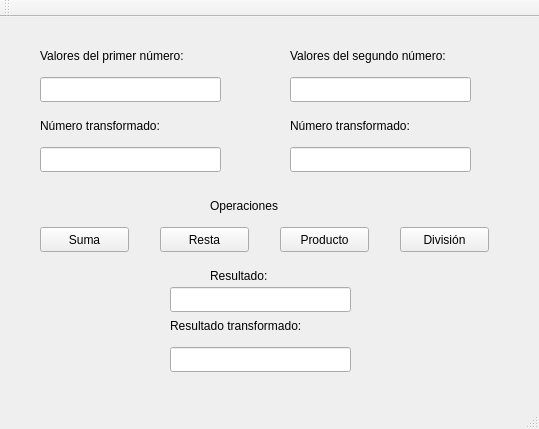
Above: ALUComaFlotante/mainwindow.ui from delSerSergio/ALUComaFlotante before the change. Below: the same form after it.
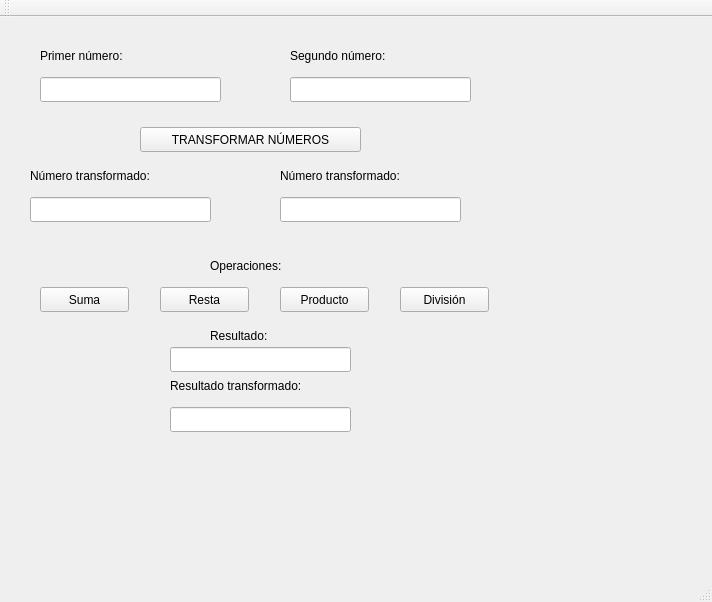
That is the form after the change.

Commit message: Paso a binario de la parte entera de los numeros

What changed in the file:
```diff
--- a/ALUComaFlotante/mainwindow.ui
+++ b/ALUComaFlotante/mainwindow.ui
@@ -6,8 +6,8 @@
    <rect>
     <x>0</x>
     <y>0</y>
-    <width>539</width>
-    <height>429</height>
+    <width>712</width>
+    <height>602</height>
    </rect>
   </property>
   <property name="windowTitle">
@@ -24,7 +24,7 @@
      </rect>
     </property>
     <property name="text">
-     <string>Valores del primer número:</string>
+     <string>Primer número:</string>
     </property>
    </widget>
    <widget class="QLabel" name="label_2">
@@ -37,7 +37,7 @@
      </rect>
     </property>
     <property name="text">
-     <string>Valores del segundo número:</string>
+     <string>Segundo número:</string>
     </property>
    </widget>
    <widget class="QLineEdit" name="lineEdit">
@@ -63,8 +63,8 @@
    <widget class="QLabel" name="label_3">
     <property name="geometry">
      <rect>
-      <x>40</x>
-      <y>100</y>
+      <x>30</x>
+      <y>150</y>
       <width>161</width>
       <height>17</height>
      </rect>
@@ -76,8 +76,8 @@
    <widget class="QLabel" name="label_4">
     <property name="geometry">
      <rect>
-      <x>290</x>
-      <y>100</y>
+      <x>280</x>
+      <y>150</y>
       <width>161</width>
       <height>17</height>
      </rect>
@@ -89,8 +89,8 @@
    <widget class="QLineEdit" name="lineEdit_3">
     <property name="geometry">
      <rect>
-      <x>40</x>
-      <y>130</y>
+      <x>30</x>
+      <y>180</y>
       <width>181</width>
       <height>25</height>
      </rect>
@@ -99,8 +99,8 @@
    <widget class="QLineEdit" name="lineEdit_4">
     <property name="geometry">
      <rect>
-      <x>290</x>
-      <y>130</y>
+      <x>280</x>
+      <y>180</y>
       <width>181</width>
       <height>25</height>
      </rect>
@@ -110,20 +110,20 @@
     <property name="geometry">
      <rect>
       <x>210</x>
-      <y>180</y>
+      <y>240</y>
       <width>91</width>
       <height>17</height>
      </rect>
     </property>
     <property name="text">
-     <string>Operaciones</string>
+     <string>Operaciones:</string>
     </property>
    </widget>
    <widget class="QPushButton" name="botonSuma">
     <property name="geometry">
      <rect>
       <x>40</x>
-      <y>210</y>
+      <y>270</y>
       <width>89</width>
       <height>25</height>
      </rect>
@@ -136,7 +136,7 @@
     <property name="geometry">
      <rect>
       <x>160</x>
-      <y>210</y>
+      <y>270</y>
       <width>89</width>
       <height>25</height>
      </rect>
@@ -149,7 +149,7 @@
     <property name="geometry">
      <rect>
       <x>280</x>
-      <y>210</y>
+      <y>270</y>
       <width>89</width>
       <height>25</height>
      </rect>
@@ -162,7 +162,7 @@
     <property name="geometry">
      <rect>
       <x>400</x>
-      <y>210</y>
+      <y>270</y>
       <width>89</width>
       <height>25</height>
      </rect>
@@ -175,7 +175,7 @@
     <property name="geometry">
      <rect>
       <x>210</x>
-      <y>250</y>
+      <y>310</y>
       <width>81</width>
       <height>17</height>
      </rect>
@@ -188,7 +188,7 @@
     <property name="geometry">
      <rect>
       <x>170</x>
-      <y>270</y>
+      <y>330</y>
       <width>181</width>
       <height>25</height>
      </rect>
@@ -198,7 +198,7 @@
     <property name="geometry">
      <rect>
       <x>170</x>
-      <y>300</y>
+      <y>360</y>
       <width>181</width>
       <height>17</height>
      </rect>
@@ -211,12 +211,25 @@
     <property name="geometry">
      <rect>
       <x>170</x>
-      <y>330</y>
+      <y>390</y>
       <width>181</width>
       <height>25</height>
      </rect>
     </property>
    </widget>
+   <widget class="QPushButton" name="transformarNumeros">
+    <property name="geometry">
+     <rect>
+      <x>140</x>
+      <y>110</y>
+      <width>221</width>
+      <height>25</height>
+     </rect>
+    </property>
+    <property name="text">
+     <string>TRANSFORMAR NÚMEROS</string>
+    </property>
+   </widget>
   </widget>
   <widget class="QMenuBar" name="menuBar">
    <property name="geometry">
```
Left out of the diff: 2 changed lines with no effect on the pictures. The commit also changes 12 other files.
